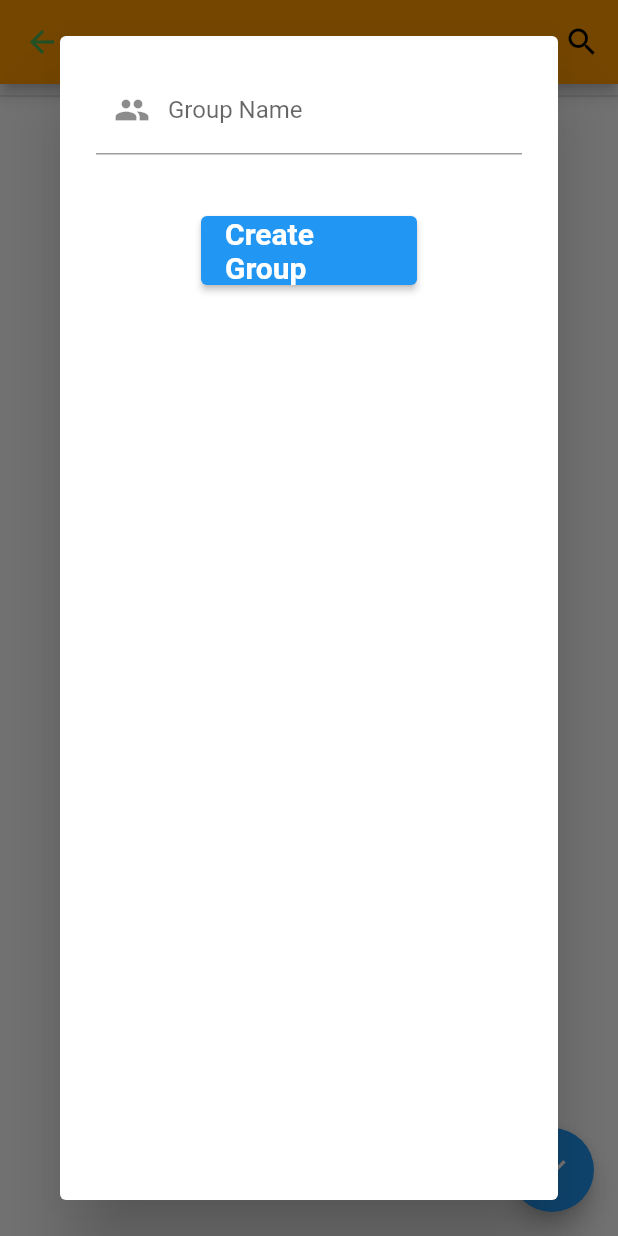
After one commit to div5252/live_location_tracker, a Flutter app: the AddGroups screen opened directly, after a tap on the "search" icon, after a tap on the "check" icon, on a phone screen of 412 x 824 dp. The commit adds this screen. Run offline on Flutter 3.47's test engine with Material 2 defaults, Android fonts, the light colour scheme and no system bars; our stand-ins replace cloud_firestore, firebase_auth, firebase_core, flutter_signin_button, geolocator, google_maps_flutter and 2 more; accounts and stored records are empty.

Commit message:
Create groups feature implemented and added to firestore

```diff
--- /dev/null
+++ b/lib/add_groups.dart
@@ -0,0 +1,265 @@
+import 'package:flutter/material.dart';
+import 'package:cloud_firestore/cloud_firestore.dart';
+import 'package:shared_preferences/shared_preferences.dart';
+import 'groups.dart';
+
+class AddGroups extends StatefulWidget {
+  const AddGroups({ Key? key }) : super(key: key);
+
+  @override
+  _AddGroupsState createState() => _AddGroupsState();
+}
+
+class _AddGroupsState extends State<AddGroups> {
+
+  final CollectionReference userReference = FirebaseFirestore.instance.collection('users');
+  final CollectionReference groupReference = FirebaseFirestore.instance.collection('groups');
+  final GlobalKey<FormState> _formKey = GlobalKey<FormState>();
+
+  bool isLoading = true;
+  late String _name;
+  late String _groupName;
+  List<String> _names = <String>[];
+  List<String> _selectedNames = <String>[];
+  Map<String, bool> _isSelected = <String, bool> {};
+  bool hasSearched = false;
+
+  fetchData() async {
+    SharedPreferences sharedpreferences = await SharedPreferences.getInstance();
+    _name = sharedpreferences.getString('name')!;
+    setState(() {
+      isLoading = false;
+    });
+  }
+
+  @override
+  void initState() {
+    super.initState();
+    this.fetchData();
+  }
+
+  navigateToGroups() async {
+    Navigator.push(context, MaterialPageRoute(builder: (context) => Groups()));
+  }
+
+  @override
+  Widget build(BuildContext context) {
+    return isLoading ? Center(child: CircularProgressIndicator())
+    : Scaffold(
+      appBar: AppBar(
+        leading: IconButton(
+          icon: Icon(
+            Icons.arrow_back,
+            color: Colors.green,
+          ),
+          onPressed: navigateToGroups,
+        ),
+        title: hasSearched ? _buildSearchField()
+        : Text(
+          "Create group"
+        ),
+        actions: <Widget>[
+          IconButton(
+            icon: Icon(
+              Icons.search,
+            ),
+            onPressed: () {
+              setState(() {
+                hasSearched = true;
+              });
+            },
+          ),
+        ],
+      ),
+      body: Column(
+        mainAxisAlignment: MainAxisAlignment.start,
+        children: <Widget>[
+          Align(
+            alignment: Alignment.topLeft,
+            child: Wrap(
+              spacing: 6.0,
+              runSpacing: 6.0,
+              children: _selectedNames.map((item) => _buildChip(item))
+              .toList()
+              .cast<Widget>(),
+            ),
+          ),
+          Divider(thickness: 1.0,),
+          ListView.builder(
+            scrollDirection: Axis.vertical,
+            shrinkWrap: true,
+            itemCount: _names.length,
+            itemBuilder: (context, index) {
+              return ListTile(
+                onTap: () {
+                  changeSelection(index);
+                },
+                title: Text(
+                  _names[index],
+                ),
+                tileColor: _isSelected[_names[index]]! ? Colors.grey : null,
+                trailing: _isSelected[_names[index]]! ? Icon(
+                  Icons.check
+                ) : null,
+              );
+            },
+          ),
+        ],
+      ),
+      floatingActionButton: FloatingActionButton(
+        onPressed: makeGroup,
+        child: Icon(
+          Icons.check,
+        ),
+      ),
+    );
+  }
+
+  Widget _buildSearchField() {
+    return new TextField(
+      autofocus: true,
+      style: TextStyle(
+        color: Colors.white,
+        fontSize: 16.0,
+      ),
+      onChanged: (text) {
+        _names.clear();
+        userReference.where('name', isEqualTo: text).get().then((snapshot) {
+          setState(() {
+            snapshot.docs.forEach((element) {
+              if (element['name'] != _name && !_names.contains(element['name'])) {
+                _names.add(element['name']);
+                if (_selectedNames.contains(element['name']))
+                {
+                  _isSelected[element['name']] = true;
+                }
+                else {
+                  _isSelected[element['name']] = false;
+                }
+              }
+            });
+          });
+        });
+      },
+    );
+  }
+
+  changeSelection(int index) {
+    setState(() {
+      if (_selectedNames.contains(_names[index])) {
+        _isSelected[_names[index]] = false;
+        _selectedNames.remove(_names[index]);
+      }
+      else {
+        _isSelected[_names[index]] = true;
+        _selectedNames.add(_names[index]);
+      }
+    });
+  }
+
+  deleteSelection(String label) {
+    setState(() {
+      _isSelected[label] = false;
+      _selectedNames.remove(label);
+    });
+  }
+
+  Widget _buildChip (String label) {
+    return Chip(
+      labelPadding: EdgeInsets.all(2.0),
+      avatar: CircleAvatar(
+        backgroundColor: Colors.black,
+        child: Text(
+          label[0].toUpperCase(),
+        ),
+      ),
+      label: Text(
+        label,
+        style: TextStyle(
+          color: Colors.white,
+        ),
+      ),
+      deleteIcon: Icon(
+        Icons.close,
+      ),
+      onDeleted: () => deleteSelection(label),
+      backgroundColor: Colors.red,
+      elevation: 6.0,
+      shadowColor: Colors.grey[60],
+      padding: EdgeInsets.all(8.0),
+    );
+  }
+
+  makeGroup() {
+    showDialog(
+      context: context,
+      builder: (context) {
+        return AlertDialog(
+          content: Column(
+            children: <Widget>[
+              Form(
+                key: _formKey,
+                child: Column(
+                  children: <Widget>[
+                    Container(
+                      child: TextFormField(
+                        validator: (input) {
+                          if(input!.isEmpty) {
+                            return 'Enter Group Name';
+                          }
+                        },
+                        decoration: InputDecoration(
+                          labelText: 'Group Name',
+                          prefixIcon: Icon(Icons.group)
+                        ),
+                        onSaved: (input) {
+                          _groupName = input!.trim();
+                        },
+                      ),
+                    ),
+                    SizedBox(height: 30.0),
+                    Padding(
+                      padding: EdgeInsets.fromLTRB(70, 10, 70, 10),
+                      child: ElevatedButton(
+                        onPressed: addGroupToDB,
+                        child: Text(
+                          'Create Group',
+                          style: TextStyle(
+                            color: Colors.white,
+                            fontSize: 20.0,
+                            fontWeight: FontWeight.bold,
+                          ),
+                        ),
+                      ),
+                    ),
+                  ],
+                ),
+              ),
+            ],
+          ),
+        );
+      }
+    );
+  }
+
+  addGroupToDB() async {
+    if (_formKey.currentState!.validate()) {
+      _formKey.currentState!.save();
+
+      try {
+        _selectedNames.add(_name);
+        Map<String, dynamic> data = {'groupname': _groupName, 'users': _selectedNames};
+        groupReference.add(data);
+        ScaffoldMessenger.of(context).showSnackBar(SnackBar(
+          content: Text('Group Created'),
+        ));
+        navigateToGroups();
+      }
+      catch(e) {
+        ScaffoldMessenger.of(context).showSnackBar(SnackBar(
+          content: Text('Failed to create group'),
+        ));
+      }
+    }
+  }
+}
```
Also changed, not shown: lib/groups.dart (added, +38 -0 lines), lib/home.dart (+23 -0 lines).
